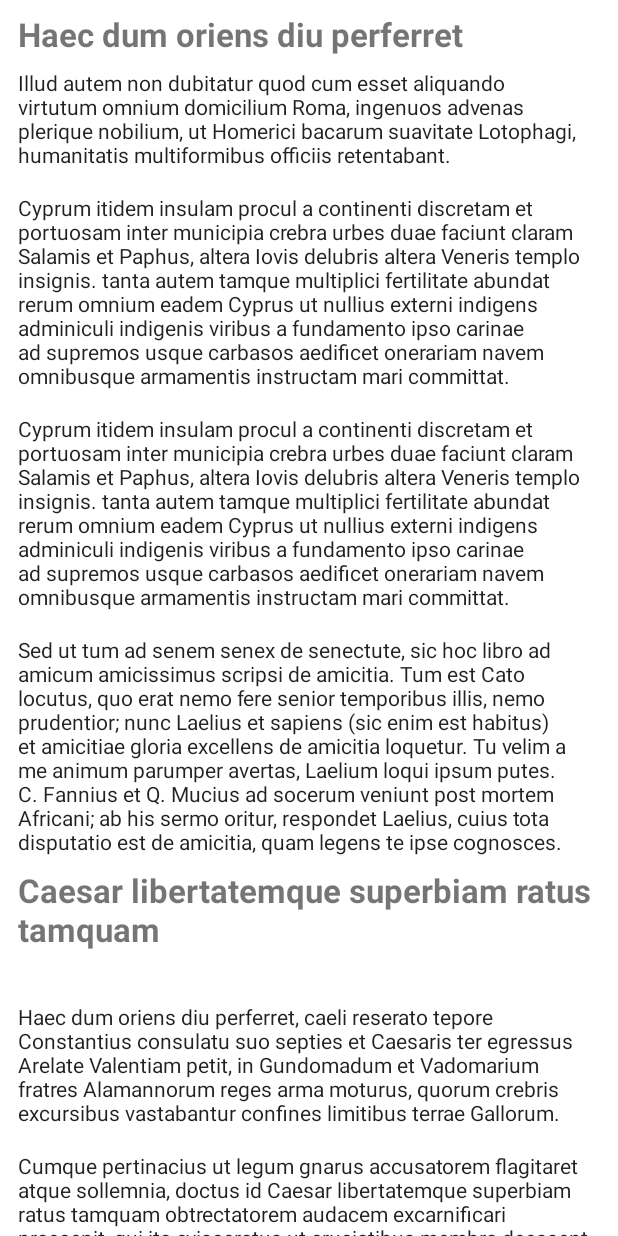
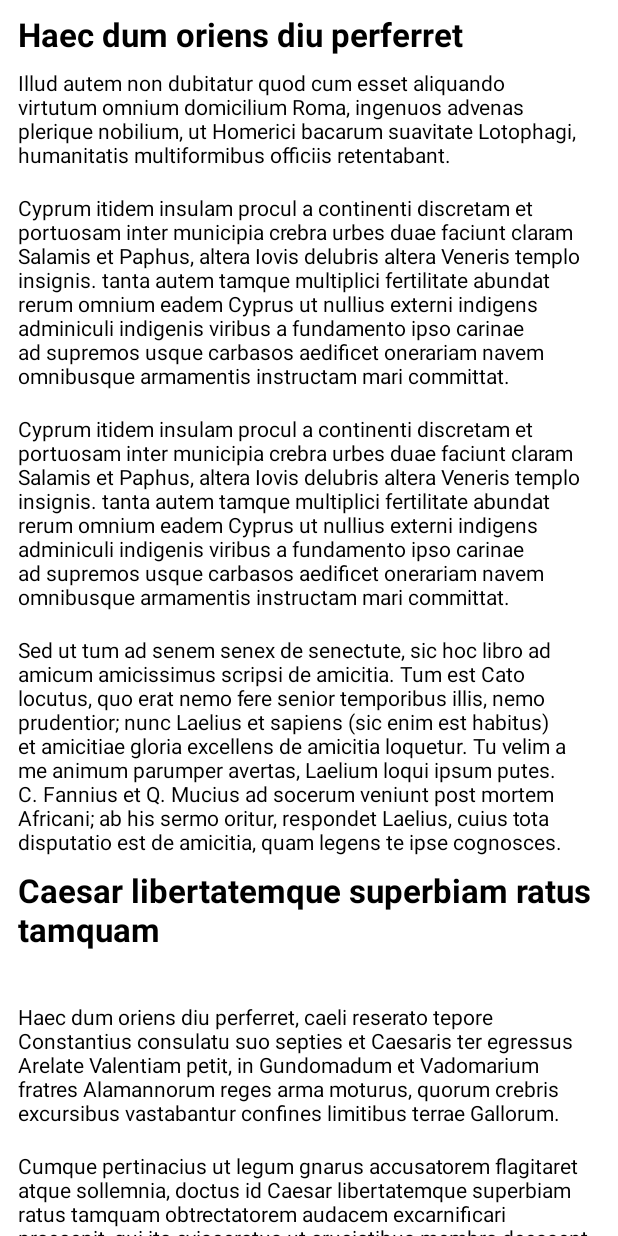
Before and after one commit to p3ol/android-access-example, an Android app: the screen it shows after launch (MainActivity), after a tap on "European Handball Championship creates a", on a phone screen of 412 x 824 dp. Run offline under Robolectric (Android 15) with nearby library versions, the phone set to English and light mode, and no system bars; our stand-ins replace data binding, navigation-ui; libraries missing offline, so code that uses them is left out: com.poool.access.

Commit message:
refactor(view-example): clean code

```diff
--- a/viewbasedexample/src/main/res/drawable/modal_bt_shape.xml
+++ /dev/null
@@ -1,6 +0,0 @@
-<?xml version="1.0" encoding="utf-8"?>
-<shape xmlns:android="http://schemas.android.com/apk/res/android"
-    android:shape="rectangle">
-    <solid android:color="@android:color/white"/>
-
-</shape>
--- a/viewbasedexample/src/main/res/layout/fragment_bottom_sheet.xml
+++ b/viewbasedexample/src/main/res/layout/fragment_bottom_sheet.xml
@@ -41,6 +41,7 @@
                 android:id="@+id/article_headline"
                 android:layout_width="match_parent"
                 android:layout_height="wrap_content"
+                android:textColor="@color/black"
                 android:textSize="22sp"
                 android:textStyle="bold"
                 tools:text="Hello, ypesetter in the book. It usually begins with" />
--- a/viewbasedexample/src/main/res/layout/fragment_bottom_sheet_header_item.xml
+++ b/viewbasedexample/src/main/res/layout/fragment_bottom_sheet_header_item.xml
@@ -4,6 +4,7 @@
     android:id="@+id/textHeader"
     android:layout_width="match_parent"
     android:layout_height="wrap_content"
+    android:textColor="@color/black"
     android:textSize="22sp"
     android:textStyle="bold"
     tools:text="Hello" />
--- a/viewbasedexample/src/main/res/layout/fragment_bottom_sheet_text_item.xml
+++ b/viewbasedexample/src/main/res/layout/fragment_bottom_sheet_text_item.xml
@@ -6,4 +6,5 @@
     android:layout_height="wrap_content"
     android:textAppearance="@style/TextAppearance.AppCompat.Body1"
     android:layout_marginVertical="8dp"
+    android:textColor="@color/black"
     tools:text="Hello" />
--- a/viewbasedexample/src/main/res/values/styles.xml
+++ b/viewbasedexample/src/main/res/values/styles.xml
@@ -12,6 +12,6 @@
 
     <style name="AppModalStyle"
         parent="Widget.Design.BottomSheet.Modal">
-        <item name="android:background">@drawable/modal_bt_shape</item>
+        <item name="cornerFamily">cut</item>
     </style>
 </resources>
```
